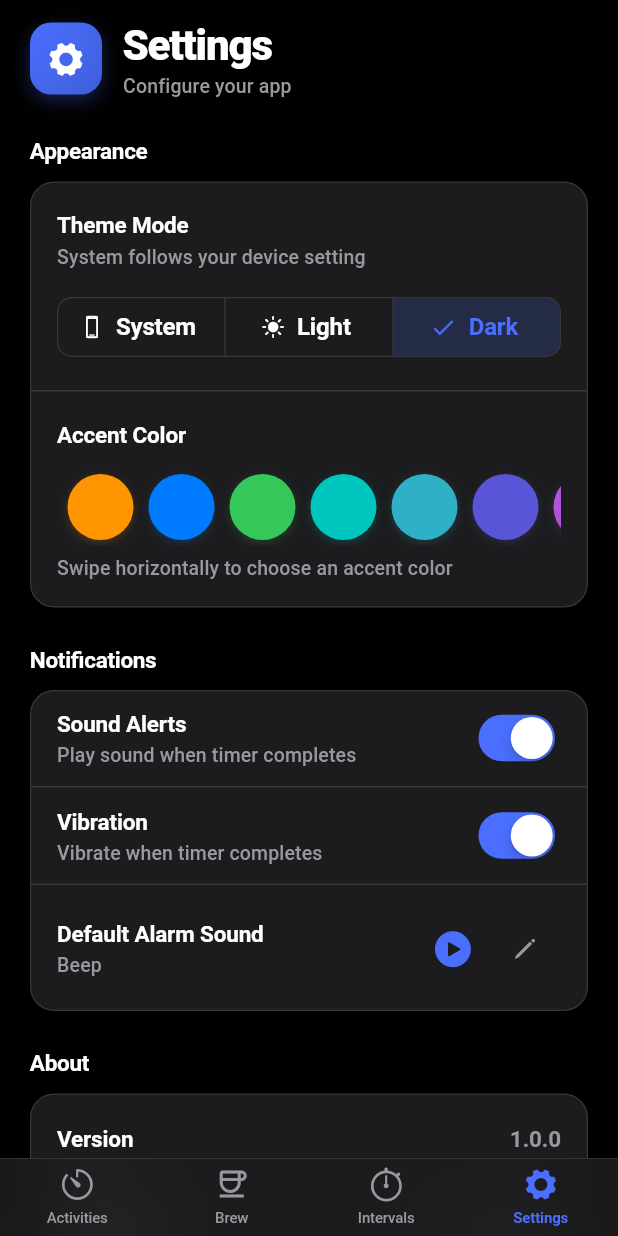
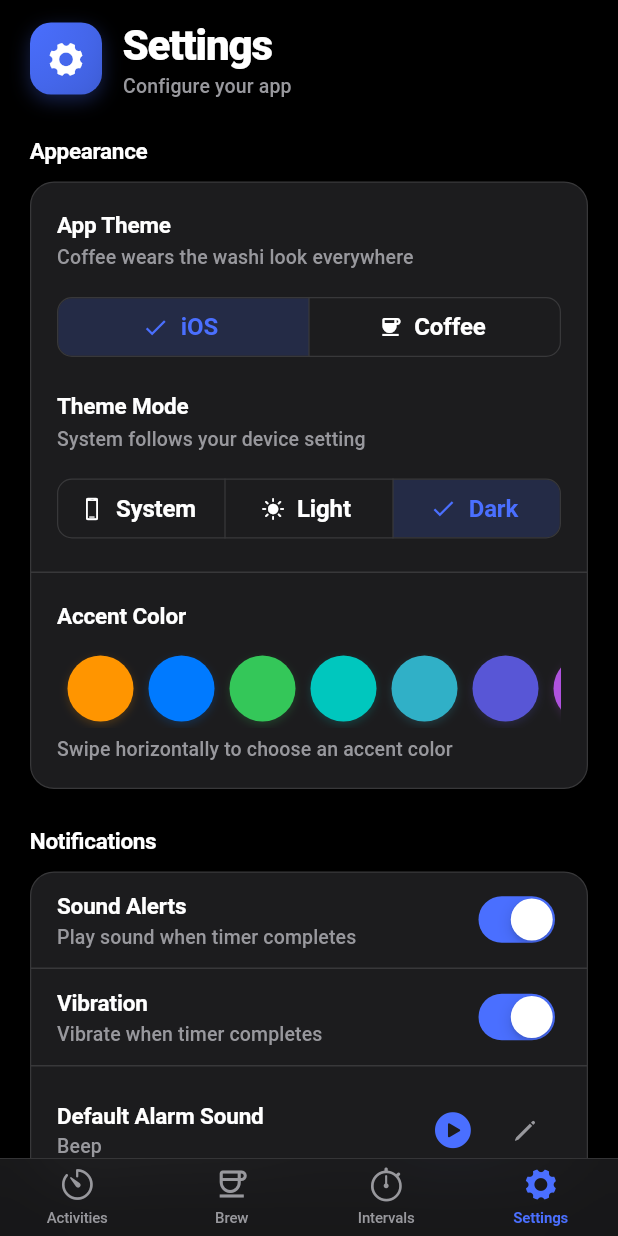
Before and after one commit to bluegene37/activity_timer, a Flutter app: the screen it shows after launch, item 4 of the bottom bar chosen, on a phone screen of 412 x 824 dp. Run offline on Flutter 3.47's test engine with Material 3 defaults, Android fonts, the phone set to English and light mode, and no system bars; our stand-ins replace audioplayers, get, hive_ce, hive_ce_flutter, wakelock_plus; accounts and stored records are empty; statements that could not run were skipped.

Commit message:
feat: app-wide Coffee theme selectable in Settings
AppSettingsData gains a persisted themeStyle ('ios' default / 'coffee').
When Coffee is selected, MyApp builds the whole app from BrewTheme's washi
palettes (light and dark) with Literata, instead of the iOS look; the
existing theme-color and theme-mode settings keep governing the iOS style.
Settings gains an App Theme segmented control above Theme Mode.

Co-Authored-By: Claude Opus 5 <noreply@anthropic.com>

```diff
--- a/lib/main.dart
+++ b/lib/main.dart
@@ -9,6 +9,7 @@ import 'models/settings.dart';
 import 'routes/app_pages.dart';
 import 'services/database_service.dart';
 import 'theme/app_theme.dart';
+import 'theme/brew_theme.dart';
 
 Future<void> main() async {
   WidgetsFlutterBinding.ensureInitialized();
@@ -51,8 +52,14 @@ class MyApp extends StatelessWidget {
       () => GetMaterialApp(
         debugShowCheckedModeBanner: false,
         title: 'Activity Timer',
-        theme: AppTheme.getLightTheme(appController.themeColor.value),
-        darkTheme: AppTheme.getDarkTheme(appController.themeColor.value),
+        theme:
+            appController.themeStyle.value == AppThemeStyle.coffee
+                ? BrewTheme.themeFor(Brightness.light)
+                : AppTheme.getLightTheme(appController.themeColor.value),
+        darkTheme:
+            appController.themeStyle.value == AppThemeStyle.coffee
+                ? BrewTheme.themeFor(Brightness.dark)
+                : AppTheme.getDarkTheme(appController.themeColor.value),
         themeMode:
             appController
                 .themeMode
--- a/lib/models/settings.dart
+++ b/lib/models/settings.dart
@@ -13,6 +13,7 @@ class AppSettingsData extends HiveObject {
     this.vibrationEnabled = true,
     this.themeColor = AppSettings.defaultThemeColorValue,
     this.defaultAlarmSound = 'beep',
+    this.themeStyle = 'ios',
   });
 
   @HiveField(0)
@@ -29,6 +30,22 @@ class AppSettingsData extends HiveObject {
 
   @HiveField(4)
   String defaultAlarmSound;
+
+  @HiveField(5)
+  String themeStyle;
+}
+
+/// Which visual language the whole app wears.
+enum AppThemeStyle {
+  /// The original SF-Pro / system-color look.
+  ios,
+
+  /// The washi-paper look from genexis.dev, shared with the Brew tab.
+  coffee;
+
+  /// Resolves a persisted [Enum.name], falling back to [AppThemeStyle.ios].
+  static AppThemeStyle fromString(String value) => AppThemeStyle.values
+      .firstWhere((style) => style.name == value, orElse: () => AppThemeStyle.ios);
 }
 
 /// Process-wide cache of the persisted [AppSettingsData], backed by Hive.
@@ -50,12 +67,14 @@ class AppSettings {
   bool _vibrationEnabled = true;
   Color _themeColor = defaultThemeColor;
   AlarmSound _defaultAlarmSound = AlarmSound.beep;
+  AppThemeStyle _themeStyle = AppThemeStyle.ios;
 
   ThemeMode get themeMode => _themeMode;
   bool get soundEnabled => _soundEnabled;
   bool get vibrationEnabled => _vibrationEnabled;
   Color get themeColor => _themeColor;
   AlarmSound get defaultAlarmSound => _defaultAlarmSound;
+  AppThemeStyle get themeStyle => _themeStyle;
 
   /// [ThemeMode] values round-trip through their [Enum.name], so persisted
   /// strings ('light' / 'dark' / 'system') need no manual mapping table.
@@ -76,6 +95,7 @@ class AppSettings {
     _vibrationEnabled = settings.vibrationEnabled;
     _themeColor = Color(settings.themeColor);
     _defaultAlarmSound = AlarmSound.fromString(settings.defaultAlarmSound);
+    _themeStyle = AppThemeStyle.fromString(settings.themeStyle);
   }
 
   /// Read-modify-write the single persisted settings record.
@@ -110,4 +130,9 @@ class AppSettings {
     _defaultAlarmSound = sound;
     await _update((settings) => settings.defaultAlarmSound = sound.name);
   }
+
+  Future<void> setThemeStyle(AppThemeStyle style) async {
+    _themeStyle = style;
+    await _update((settings) => settings.themeStyle = style.name);
+  }
 }
--- a/lib/screens/settings_screen.dart
+++ b/lib/screens/settings_screen.dart
@@ -6,6 +6,7 @@ import 'package:get/get.dart';
 import '../components/color_selector.dart';
 import '../controllers/app_controller.dart';
 import '../controllers/settings_controller.dart';
+import '../models/settings.dart';
 import '../theme/app_theme.dart';
 
 class SettingsScreen extends StatelessWidget {
@@ -112,6 +113,58 @@ class SettingsScreen extends StatelessWidget {
                       child: Column(
                         crossAxisAlignment: CrossAxisAlignment.start,
                         children: [
+                          Text(
+                            'App Theme',
+                            style: textTheme.titleSmall?.copyWith(
+                              fontWeight: FontWeight.w700,
+                            ),
+                          ),
+                          const SizedBox(height: 3),
+                          Text(
+                            'Coffee wears the washi look everywhere',
+                            style: textTheme.bodySmall,
+                          ),
+                          const SizedBox(height: 14),
+                          Obx(
+                            () => SizedBox(
+                              width: double.infinity,
+                              child: SegmentedButton<AppThemeStyle>(
+                                segments: const [
+                                  ButtonSegment(
+                                    value: AppThemeStyle.ios,
+                                    label: Text('iOS'),
+                                    icon: Icon(
+                                      CupertinoIcons.device_phone_portrait,
+                                      size: 16,
+                                    ),
+                                  ),
+                                  ButtonSegment(
+                                    value: AppThemeStyle.coffee,
+                                    label: Text('Coffee'),
+                                    icon: Icon(Icons.coffee, size: 16),
+                                  ),
+                                ],
+                                selected: {appController.themeStyle.value},
+                                onSelectionChanged: (selection) {
+                                  HapticFeedback.selectionClick();
+                                  appController.setThemeStyle(selection.first);
+                                },
+                                style: SegmentedButton.styleFrom(
+                                  selectedBackgroundColor: colorScheme.primary
+                                      .withValues(alpha: 0.18),
+                                  selectedForegroundColor: colorScheme.primary,
+                                  side: BorderSide(
+                                    color: AppTheme.separator(isDark: isDark),
+                                    width: 0.8,
+                                  ),
+                                  shape: RoundedRectangleBorder(
+                                    borderRadius: BorderRadius.circular(10),
+                                  ),
+                                ),
+                              ),
+                            ),
+                          ),
+                          const SizedBox(height: 18),
                           Text(
                             'Theme Mode',
                             style: textTheme.titleSmall?.copyWith(
```
Also changed, not shown: lib/controllers/app_controller.dart (+7 -0 lines), lib/models/settings.g.dart, 1 other file.
